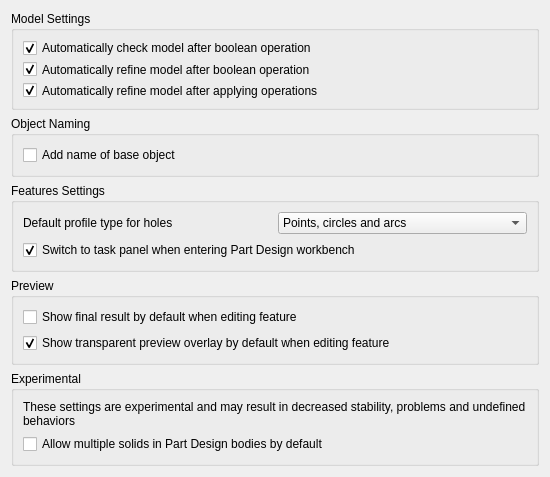
The window that src/Mod/Part/Gui/DlgSettingsGeneral.ui (southseact-3d/fcd) describes before a commit, drawn with Qt 5.
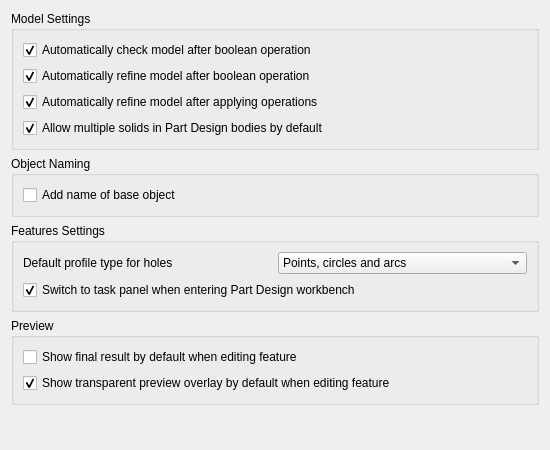
The same window after the commit. Custom widgets are drawn as their Qt base class.

Commit message: PartDesign: Enable compounds for PD bodies

What changed in the file:
```diff
--- a/src/Mod/Part/Gui/DlgSettingsGeneral.ui
+++ b/src/Mod/Part/Gui/DlgSettingsGeneral.ui
@@ -68,6 +68,22 @@
         </property>
        </widget>
       </item>
+      <item>
+       <widget class="Gui::PrefCheckBox" name="checkAllowCompoundBody">
+        <property name="text">
+         <string>Allow multiple solids in Part Design bodies by default</string>
+        </property>
+        <property name="checked">
+         <bool>true</bool>
+        </property>
+        <property name="prefEntry" stdset="0">
+         <cstring>AllowCompoundDefault</cstring>
+        </property>
+        <property name="prefPath" stdset="0">
+         <cstring>Mod/PartDesign</cstring>
+        </property>
+       </widget>
+      </item>
      </layout>
     </widget>
    </item>
@@ -216,44 +232,6 @@
      </layout>
     </widget>
    </item>
-   <item>
-    <widget class="QGroupBox" name="groupBoxExperimental">
-     <property name="enabled">
-      <bool>true</bool>
-     </property>
-     <property name="title">
-      <string>Experimental</string>
-     </property>
-     <property name="flat">
-      <bool>false</bool>
-     </property>
-     <layout class="QVBoxLayout" name="verticalLayout_2">
-      <item>
-       <widget class="QLabel" name="warningLabel">
-        <property name="text">
-         <string>These settings are experimental and may result in decreased stability, problems and undefined behaviors</string>
-        </property>
-        <property name="wordWrap">
-         <bool>true</bool>
-        </property>
-       </widget>
-      </item>
-      <item>
-       <widget class="Gui::PrefCheckBox" name="checkAllowCompoundBody">
-        <property name="text">
-         <string>Allow multiple solids in Part Design bodies by default</string>
-        </property>
-        <property name="prefEntry" stdset="0">
-         <cstring>AllowCompoundDefault</cstring>
-        </property>
-        <property name="prefPath" stdset="0">
-         <cstring>Mod/PartDesign</cstring>
-        </property>
-       </widget>
-      </item>
-     </layout>
-    </widget>
-   </item>
    <item>
     <spacer>
      <property name="orientation">
```
The commit also changes 1 other file.
